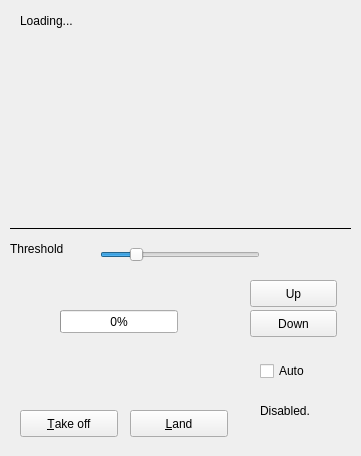
Old version of the form src/mav_control.ui in the repository eee13/mav.
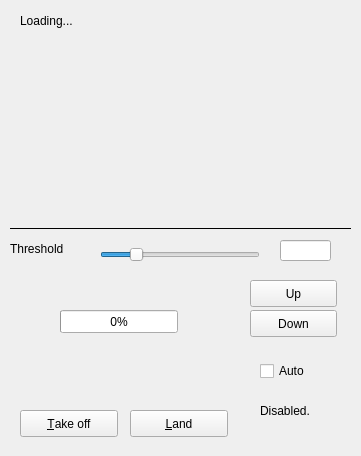
New version of the form. Icons and pictures are not drawn.

Commit message: Add: Threshold text box.

What changed in the file:
```diff
--- a/src/mav_control.ui
+++ b/src/mav_control.ui
@@ -178,6 +178,16 @@
     <number>0</number>
    </property>
   </widget>
+  <widget class="QLineEdit" name="lineEdit">
+   <property name="geometry">
+    <rect>
+     <x>280</x>
+     <y>240</y>
+     <width>51</width>
+     <height>21</height>
+    </rect>
+   </property>
+  </widget>
  </widget>
  <resources/>
  <connections/>
```
The commit also changes 1 other file.
